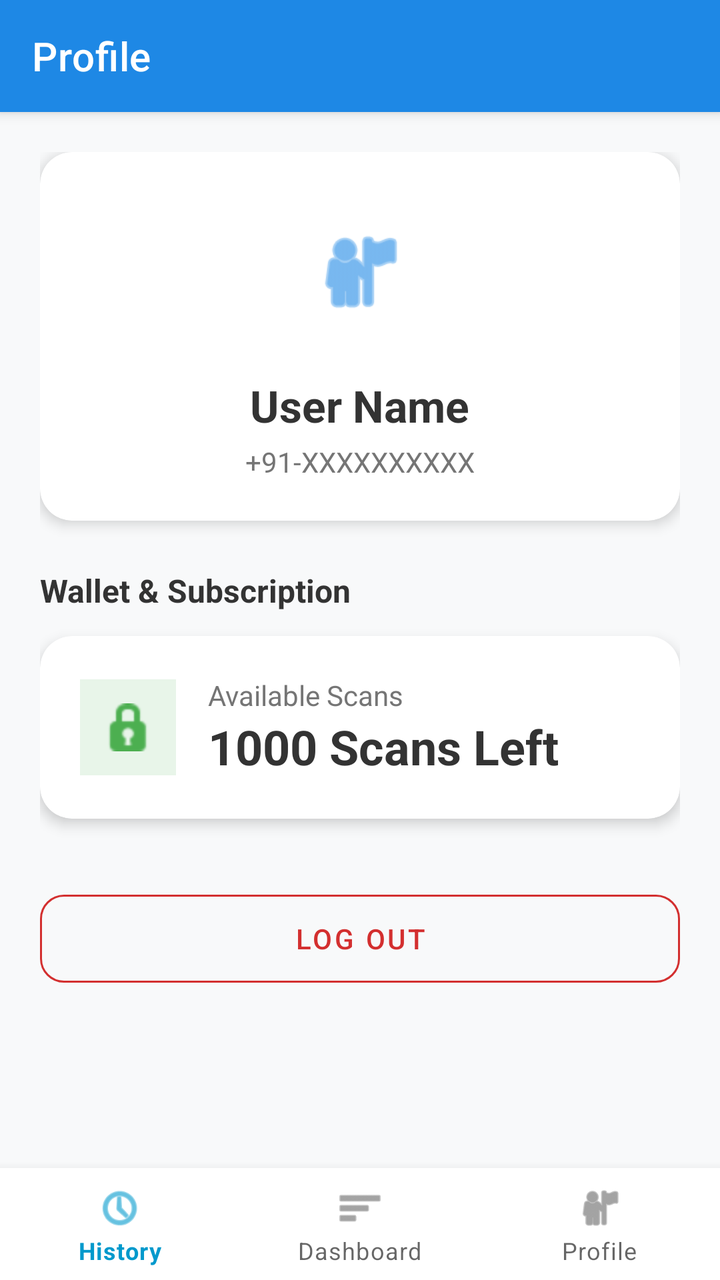
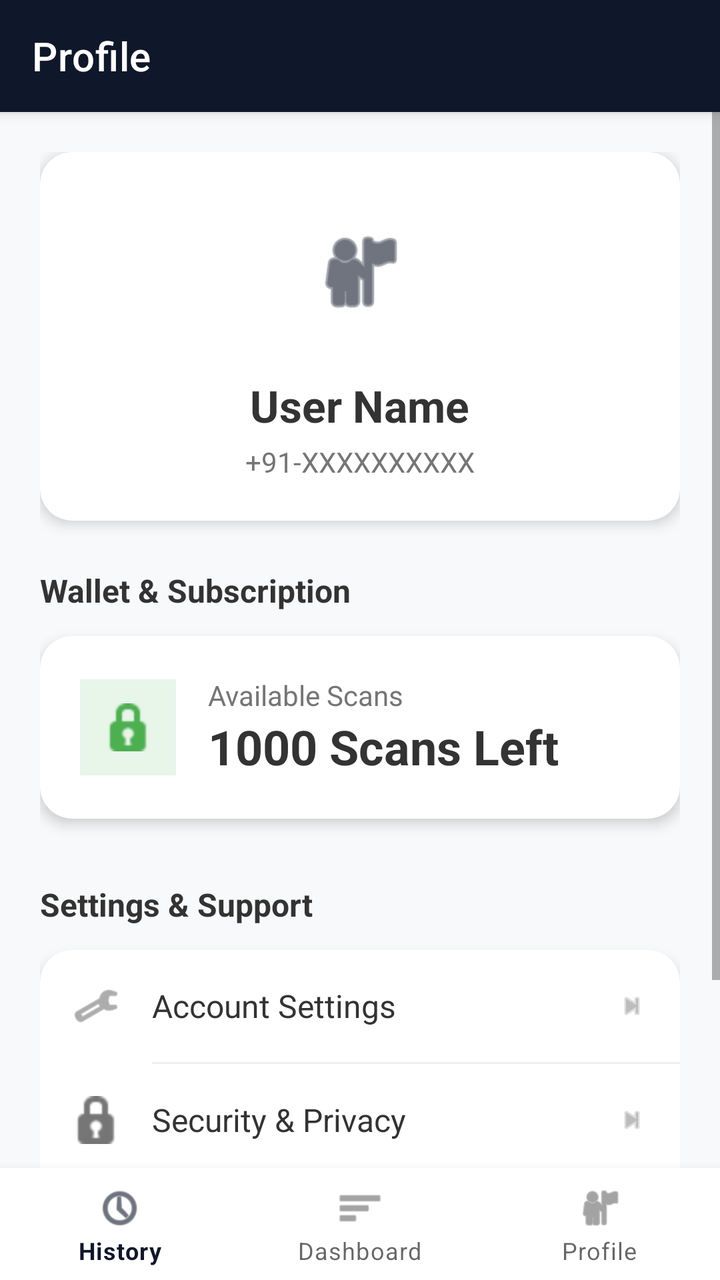

An Android layout rendered at two revisions. The XML below is the earlier revision; the diff shows what the commit changed to produce the second picture.
<!-- AndroidManifest.xml: activity theme Theme.TrustShield -->
<!-- res/layout/activity_profile.xml -->
<?xml version="1.0" encoding="utf-8"?>
<androidx.coordinatorlayout.widget.CoordinatorLayout xmlns:android="http://schemas.android.com/apk/res/android"
    xmlns:app="http://schemas.android.com/apk/res-auto"
    android:layout_width="match_parent"
    android:layout_height="match_parent"
    android:background="#F8F9FA">

    <com.google.android.material.appbar.AppBarLayout
        android:layout_width="match_parent"
        android:layout_height="wrap_content"
        android:background="#1E88E5">

        <androidx.appcompat.widget.Toolbar
            android:id="@+id/toolbar"
            android:layout_width="match_parent"
            android:layout_height="?attr/actionBarSize"
            app:title="Profile"
            app:titleTextColor="@android:color/white" />
    </com.google.android.material.appbar.AppBarLayout>

    <ScrollView
        android:layout_width="match_parent"
        android:layout_height="match_parent"
        app:layout_behavior="@string/appbar_scrolling_view_behavior">

        <LinearLayout
            android:layout_width="match_parent"
            android:layout_height="wrap_content"
            android:orientation="vertical"
            android:padding="20dp"
            android:paddingBottom="100dp">

            
            <com.google.android.material.card.MaterialCardView
                android:layout_width="match_parent"
                android:layout_height="wrap_content"
                android:layout_marginBottom="24dp"
                app:cardCornerRadius="16dp"
                app:cardElevation="4dp"
                app:cardBackgroundColor="@android:color/white">

                <LinearLayout
                    android:layout_width="match_parent"
                    android:layout_height="wrap_content"
                    android:orientation="vertical"
                    android:padding="20dp"
                    android:gravity="center">

                    <ImageView
                        android:layout_width="80dp"
                        android:layout_height="80dp"
                        android:src="@android:drawable/ic_menu_myplaces"
                        app:tint="#1E88E5"
                        android:padding="16dp" />

                    <TextView
                        android:id="@+id/tv_name"
                        android:layout_width="wrap_content"
                        android:layout_height="wrap_content"
                        android:text="User Name"
                        android:textSize="22sp"
                        android:textStyle="bold"
                        android:textColor="#333333"
                        android:layout_marginTop="12dp" />

                    <TextView
                        android:id="@+id/tv_phone"
                        android:layout_width="wrap_content"
                        android:layout_height="wrap_content"
                        android:text="+91-XXXXXXXXXX"
                        android:textSize="14sp"
                        android:textColor="#757575"
                        android:layout_marginTop="4dp" />
                </LinearLayout>
            </com.google.android.material.card.MaterialCardView>

            
            <TextView
                android:layout_width="match_parent"
                android:layout_height="wrap_content"
                android:text="Wallet &amp; Subscription"
                android:textSize="16sp"
                android:textStyle="bold"
                android:textColor="#333333"
                android:layout_marginBottom="12dp" />

            <com.google.android.material.card.MaterialCardView
                android:layout_width="match_parent"
                android:layout_height="wrap_content"
                android:layout_marginBottom="32dp"
                app:cardCornerRadius="16dp"
                app:cardElevation="4dp"
                app:cardBackgroundColor="@android:color/white">

                <LinearLayout
                    android:layout_width="match_parent"
                    android:layout_height="wrap_content"
                    android:orientation="horizontal"
                    android:gravity="center_vertical"
                    android:padding="20dp">
                    
                    <ImageView
                        android:layout_width="48dp"
                        android:layout_height="48dp"
                        android:src="@android:drawable/ic_secure"
                        app:tint="#4CAF50"
                        android:background="#E8F5E9"
                        android:padding="12dp" />
                        
                    <LinearLayout
                        android:layout_width="0dp"
                        android:layout_height="wrap_content"
                        android:layout_weight="1"
                        android:layout_marginStart="16dp"
                        android:orientation="vertical">
                        
                        <TextView
                            android:layout_width="wrap_content"
                            android:layout_height="wrap_content"
                            android:text="Available Scans"
                            android:textSize="14sp"
                            android:textColor="#757575" />
                            
                        <TextView
                            android:id="@+id/tv_wallet_balance"
                            android:layout_width="wrap_content"
                            android:layout_height="wrap_content"
                            android:text="1000 Scans Left"
                            android:textSize="24sp"
                            android:textStyle="bold"
                            android:textColor="#333333" />
                    </LinearLayout>
                </LinearLayout>
            </com.google.android.material.card.MaterialCardView>

            
            <com.google.android.material.button.MaterialButton
                android:id="@+id/btn_logout"
                style="@style/Widget.MaterialComponents.Button.OutlinedButton"
                android:layout_width="match_parent"
                android:layout_height="56dp"
                android:text="Log Out"
                android:textColor="#D32F2F"
                app:strokeColor="#D32F2F"
                app:cornerRadius="12dp"
                android:layout_marginBottom="32dp" />

        </LinearLayout>
    </ScrollView>

    
    <com.google.android.material.bottomnavigation.BottomNavigationView
        android:id="@+id/bottom_navigation"
        android:layout_width="match_parent"
        android:layout_height="wrap_content"
        android:layout_gravity="bottom"
        android:background="@android:color/white"
        app:elevation="8dp"
        app:menu="@menu/bottom_nav_menu" />

    
    <FrameLayout
        android:id="@+id/progress_overlay"
        android:layout_width="match_parent"
        android:layout_height="match_parent"
        android:background="#80FFFFFF"
        android:visibility="gone"
        android:clickable="true"
        android:focusable="true">
        
        <ProgressBar
            android:id="@+id/progress_bar"
            android:layout_width="48dp"
            android:layout_height="48dp"
            android:layout_gravity="center"
            android:indeterminateTint="#1E88E5" />
    </FrameLayout>

</androidx.coordinatorlayout.widget.CoordinatorLayout>
<!-- resources referenced by this layout -->
<resources>
  <style name="Theme.TrustShield" parent="Theme.MaterialComponents.Light.NoActionBar">
          <item name="colorPrimary">@android:color/holo_blue_dark</item>
          <item name="colorPrimaryVariant">@android:color/holo_blue_dark</item>
          <item name="colorSecondary">@android:color/holo_blue_bright</item>
          <item name="colorSecondaryVariant">@android:color/holo_blue_bright</item>
          <item name="colorError">#B00020</item>
          <item name="colorSurface">#FFFFFF</item>
          <item name="colorOnPrimary">#FFFFFF</item>
          <item name="colorOnSecondary">#FFFFFF</item>
          <item name="colorOnError">#FFFFFF</item>
          <item name="colorOnSurface">#000000</item>
      </style>
</resources>

<!-- the commit's change to res/layout/activity_profile.xml (unified diff, before → after) -->
@@ -3,12 +3,13 @@
     xmlns:app="http://schemas.android.com/apk/res-auto"
     android:layout_width="match_parent"
     android:layout_height="match_parent"
-    android:background="#F8F9FA">
+    android:background="#F8F9FA"
+    android:fitsSystemWindows="true">
 
     <com.google.android.material.appbar.AppBarLayout
         android:layout_width="match_parent"
         android:layout_height="wrap_content"
-        android:background="#1E88E5">
+        android:background="?attr/colorPrimary">
 
         <androidx.appcompat.widget.Toolbar
             android:id="@+id/toolbar"
@@ -50,7 +51,7 @@
                         android:layout_width="80dp"
                         android:layout_height="80dp"
                         android:src="@android:drawable/ic_menu_myplaces"
-                        app:tint="#1E88E5"
+                        app:tint="?attr/colorPrimary"
                         android:padding="16dp" />
 
                     <TextView
@@ -129,6 +130,161 @@
                             android:textSize="24sp"
                             android:textStyle="bold"
                             android:textColor="#333333" />
+                    </LinearLayout>
+                </LinearLayout>
+            </com.google.android.material.card.MaterialCardView>
+
+            
+            <TextView
+                android:layout_width="match_parent"
+                android:layout_height="wrap_content"
+                android:text="Settings &amp; Support"
+                android:textSize="16sp"
+                android:textStyle="bold"
+                android:textColor="#333333"
+                android:layout_marginBottom="12dp" />
+
+            <com.google.android.material.card.MaterialCardView
+                android:layout_width="match_parent"
+                android:layout_height="wrap_content"
+                android:layout_marginBottom="32dp"
+                app:cardCornerRadius="16dp"
+                app:cardElevation="4dp"
+                app:cardBackgroundColor="@android:color/white">
+
+                <LinearLayout
+                    android:layout_width="match_parent"
+                    android:layout_height="wrap_content"
+                    android:orientation="vertical">
+                    
+                    
+                    <LinearLayout
+                        android:id="@+id/ll_account_settings"
+                        android:layout_width="match_parent"
+                        android:layout_height="wrap_content"
+                        android:orientation="horizontal"
+                        android:padding="16dp"
+                        android:gravity="center_vertical"
+                        android:background="?attr/selectableItemBackground"
+                        android:clickable="true"
+                        android:focusable="true">
+                        <ImageView
+                            android:layout_width="24dp"
+                            android:layout_height="24dp"
+                            android:src="@android:drawable/ic_menu_manage"
+                            app:tint="#757575" />
+                        <TextView
+                            android:layout_width="0dp"
+                            android:layout_height="wrap_content"
+                            android:layout_weight="1"
+                            android:layout_marginStart="16dp"
+                            android:text="Account Settings"
+                            android:textSize="16sp"
+                            android:textColor="#333333" />
+                        <ImageView
+                            android:layout_width="16dp"
+                            android:layout_height="16dp"
+                            android:src="@android:drawable/ic_media_next"
+                            app:tint="#BDBDBD" />
+                    </LinearLayout>
+                    
+                    <View android:layout_width="match_parent" android:layout_height="1dp" android:background="#F0F0F0" android:layout_marginStart="56dp" />
+
+                    
+                    <LinearLayout
+                        android:id="@+id/ll_security_privacy"
+                        android:layout_width="match_parent"
+                        android:layout_height="wrap_content"
+                        android:orientation="horizontal"
+                        android:padding="16dp"
+                        android:gravity="center_vertical"
+                        android:background="?attr/selectableItemBackground"
+                        android:clickable="true"
+                        android:focusable="true">
+                        <ImageView
+                            android:layout_width="24dp"
+                            android:layout_height="24dp"
+                            android:src="@android:drawable/ic_secure"
+                            app:tint="#757575" />
+                        <TextView
+                            android:layout_width="0dp"
+                            android:layout_height="wrap_content"
+                            android:layout_weight="1"
+                            android:layout_marginStart="16dp"
+                            android:text="Security &amp; Privacy"
+                            android:textSize="16sp"
+                            android:textColor="#333333" />
+                        <ImageView
+                            android:layout_width="16dp"
+                            android:layout_height="16dp"
+                            android:src="@android:drawable/ic_media_next"
+                            app:tint="#BDBDBD" />
+                    </LinearLayout>
+                    
+                    <View android:layout_width="match_parent" android:layout_height="1dp" android:background="#F0F0F0" android:layout_marginStart="56dp" />
+                    
+                    
+                    <LinearLayout
+                        android:id="@+id/ll_help_support"
+                        android:layout_width="match_parent"
+                        android:layout_height="wrap_content"
+                        android:orientation="horizontal"
+                        android:padding="16dp"
+                        android:gravity="center_vertical"
+                        android:background="?attr/selectableItemBackground"
+                        android:clickable="true"
+                        android:focusable="true">
+                        <ImageView
+                            android:layout_width="24dp"
+                            android:layout_height="24dp"
+                            android:src="@android:drawable/ic_menu_help"
+                            app:tint="#757575" />
+                        <TextView
+                            android:layout_width="0dp"
+                            android:layout_height="wrap_content"
+                            android:layout_weight="1"
+                            android:layout_marginStart="16dp"
+                            android:text="Help &amp; Support"
+                            android:textSize="16sp"
+                            android:textColor="#333333" />
+                        <ImageView
+                            android:layout_width="16dp"
+                            android:layout_height="16dp"
+                            android:src="@android:drawable/ic_media_next"
+                            app:tint="#BDBDBD" />
+                    </LinearLayout>
+                    
+                    <View android:layout_width="match_parent" android:layout_height="1dp" android:background="#F0F0F0" android:layout_marginStart="56dp" />
+                    
+                    
+                    <LinearLayout
+                        android:id="@+id/ll_about"
+                        android:layout_width="match_parent"
+                        android:layout_height="wrap_content"
+                        android:orientation="horizontal"
+                        android:padding="16dp"
+                        android:gravity="center_vertical"
+                        android:background="?attr/selectableItemBackground"
+                        android:clickable="true"
+                        android:focusable="true">
+                        <ImageView
+                            android:layout_width="24dp"
+                            android:layout_height="24dp"
+                            android:src="@android:drawable/ic_menu_info_details"
+                            app:tint="#757575" />
+                        <TextView
+                            android:layout_width="0dp"
+                            android:layout_height="wrap_content"
+                            android:layout_weight="1"
+                            android:layout_marginStart="16dp"
+                            android:text="About TrustShield"
+                            android:textSize="16sp"
+                            android:textColor="#333333" />
+                        <ImageView
+                            android:layout_width="16dp"
+                            android:layout_height="16dp"
+                            android:src="@android:drawable/ic_media_next"
+                            app:tint="#BDBDBD" />
                     </LinearLayout>
                 </LinearLayout>
             </com.google.android.material.card.MaterialCardView>
@@ -173,7 +329,7 @@
             android:layout_width="48dp"
             android:layout_height="48dp"
             android:layout_gravity="center"
-            android:indeterminateTint="#1E88E5" />
+            android:indeterminateTint="?attr/colorPrimary" />
     </FrameLayout>
 
 </androidx.coordinatorlayout.widget.CoordinatorLayout>
<!-- resource entries referenced after the edit -->
@@ -1,16 +1,21 @@
 <!-- resources referenced by this layout -->
 <resources>
   <style name="Theme.TrustShield" parent="Theme.MaterialComponents.Light.NoActionBar">
-          <item name="colorPrimary">@android:color/holo_blue_dark</item>
-          <item name="colorPrimaryVariant">@android:color/holo_blue_dark</item>
-          <item name="colorSecondary">@android:color/holo_blue_bright</item>
-          <item name="colorSecondaryVariant">@android:color/holo_blue_bright</item>
+          <item name="colorPrimary">@color/primary_navy</item>
+          <item name="colorPrimaryVariant">@color/primary_navy_dark</item>
+          <item name="colorSecondary">@color/accent_cyan</item>
+          <item name="colorSecondaryVariant">@color/accent_cyan_dark</item>
           <item name="colorError">#B00020</item>
           <item name="colorSurface">#FFFFFF</item>
           <item name="colorOnPrimary">#FFFFFF</item>
           <item name="colorOnSecondary">#FFFFFF</item>
           <item name="colorOnError">#FFFFFF</item>
           <item name="colorOnSurface">#000000</item>
+          <item name="android:statusBarColor">@color/primary_navy_dark</item>
       </style>
+  <color name="primary_navy">#0F172A</color>
+  <color name="primary_navy_dark">#0B1120</color>
+  <color name="accent_cyan">#06B6D4</color>
+  <color name="accent_cyan_dark">#0891B2</color>
 </resources>
 
